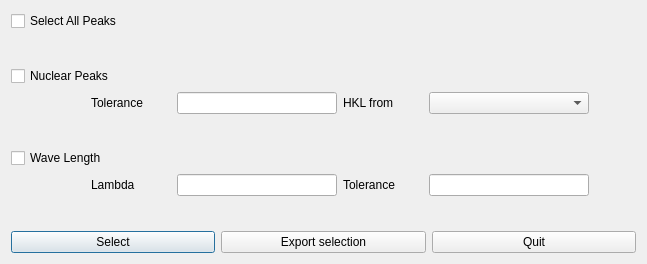
Before: the Qt Designer form scripts/HFIR_4Circle_Reduction/UBSelectPeaksDialog.ui in mantidproject/mantid, drawn with Qt 5.
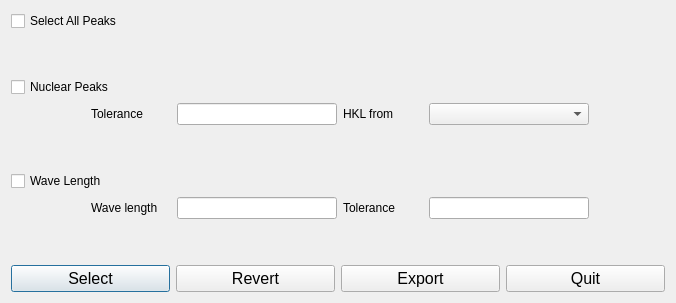
After: the same form once the commit is applied.

Diff of the .ui file:
```diff
--- a/scripts/HFIR_4Circle_Reduction/UBSelectPeaksDialog.ui
+++ b/scripts/HFIR_4Circle_Reduction/UBSelectPeaksDialog.ui
@@ -6,8 +6,8 @@
    <rect>
     <x>0</x>
     <y>0</y>
-    <width>647</width>
-    <height>264</height>
+    <width>676</width>
+    <height>303</height>
    </rect>
   </property>
   <property name="windowTitle">
@@ -271,7 +271,7 @@
         </size>
        </property>
        <property name="text">
-        <string>Lambda</string>
+        <string>Wave length</string>
        </property>
       </widget>
      </item>
@@ -375,7 +375,12 @@
    <item>
     <layout class="QHBoxLayout" name="horizontalLayout_5">
      <item>
-      <widget class="QPushButton" name="pushButton">
+      <widget class="QPushButton" name="pushButton_selectScans">
+       <property name="font">
+        <font>
+         <pointsize>12</pointsize>
+        </font>
+       </property>
        <property name="text">
         <string>Select</string>
        </property>
@@ -385,19 +390,36 @@
       <widget class="QPushButton" name="pushButton_3">
        <property name="font">
         <font>
-         <pointsize>9</pointsize>
+         <pointsize>12</pointsize>
+        </font>
+       </property>
+       <property name="text">
+        <string>Revert</string>
+       </property>
+      </widget>
+     </item>
+     <item>
+      <widget class="QPushButton" name="pushButton_exportSelectedScans">
+       <property name="font">
+        <font>
+         <pointsize>12</pointsize>
         </font>
        </property>
        <property name="toolTip">
         <string>&lt;html&gt;&lt;head/&gt;&lt;body&gt;&lt;p&gt;Export selected peaks to a file&lt;/p&gt;&lt;/body&gt;&lt;/html&gt;</string>
        </property>
        <property name="text">
-        <string>Export selection</string>
+        <string>Export</string>
        </property>
       </widget>
      </item>
      <item>
-      <widget class="QPushButton" name="pushButton_2">
+      <widget class="QPushButton" name="pushButton_quit">
+       <property name="font">
+        <font>
+         <pointsize>12</pointsize>
+        </font>
+       </property>
        <property name="text">
         <string>Quit</string>
        </property>
```
Left out of the diff: 14 changed lines with no effect on the pictures.
